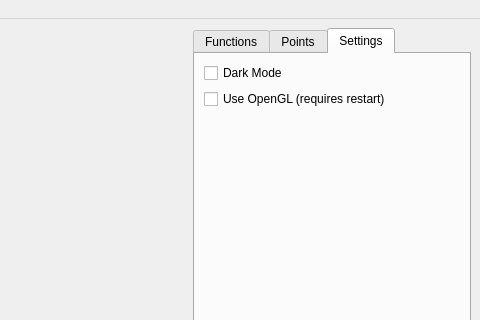
Qt form QDataVis/Headers/MainWindow.ui (jondef/QDataVis) before a commit; both pictures show x 463 to 943 and y 0 to 320 of the 943 by 600 pixel window.
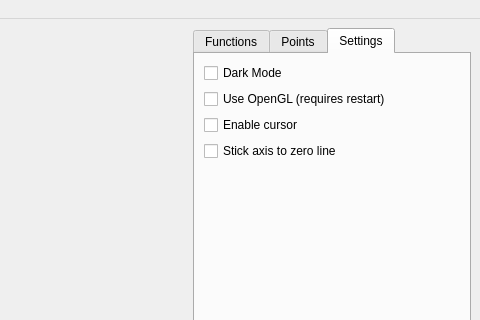
The same form after that commit. The open tabs and pages were chosen to show the change. Custom widgets are drawn as their Qt base class.

Commit message: Moved the setCursor and the stickaxistozerolines checkboxes in the mainwindow

Patch:
```diff
--- a/QDataVis/Headers/MainWindow.ui
+++ b/QDataVis/Headers/MainWindow.ui
@@ -129,14 +129,7 @@
         <string>Settings</string>
        </attribute>
        <layout class="QGridLayout" name="gridLayout_3">
-        <item row="0" column="0">
-         <widget class="QCheckBox" name="checkBox_settingsDarkMode">
-          <property name="text">
-           <string>Dark Mode</string>
-          </property>
-         </widget>
-        </item>
-        <item row="2" column="0">
+        <item row="4" column="0">
          <spacer name="verticalSpacer">
           <property name="orientation">
            <enum>Qt::Vertical</enum>
@@ -156,6 +149,27 @@
           </property>
          </widget>
         </item>
+        <item row="2" column="0">
+         <widget class="QCheckBox" name="checkBox_enableCursor">
+          <property name="text">
+           <string>Enable cursor</string>
+          </property>
+         </widget>
+        </item>
+        <item row="0" column="0">
+         <widget class="QCheckBox" name="checkBox_settingsDarkMode">
+          <property name="text">
+           <string>Dark Mode</string>
+          </property>
+         </widget>
+        </item>
+        <item row="3" column="0">
+         <widget class="QCheckBox" name="checkBox_stickAxisToZeroLines">
+          <property name="text">
+           <string>Stick axis to zero line</string>
+          </property>
+         </widget>
+        </item>
        </layout>
       </widget>
      </widget>
```
The commit also changes 5 other files.
